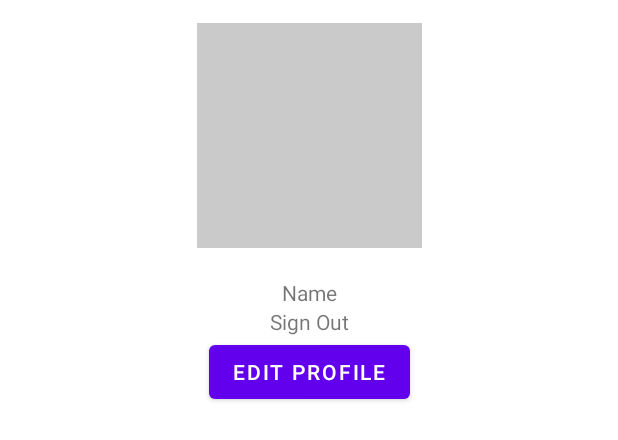
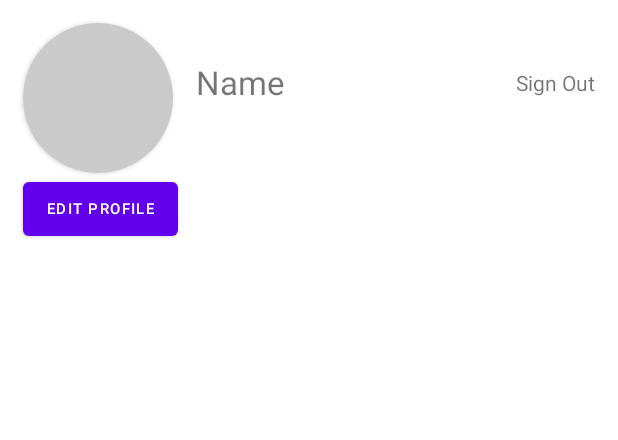
Before and after one commit to ShubhanCrypts/Project-Hore, an Android app: the layout fragment_profile.xml on its own in the app's theme, with its tools: preview values and no code run, on a phone screen of 412 x 824 dp. Shown: the top 440 px of the screen. Run offline under Robolectric (Android 15) with nearby library versions, the phone set to English and light mode, and no system bars; network calls fail.

Commit message:
edit profile commit

```diff
--- a/app/src/main/res/layout/fragment_profile.xml
+++ b/app/src/main/res/layout/fragment_profile.xml
@@ -6,17 +6,21 @@
     xmlns:app="http://schemas.android.com/apk/res-auto"
     tools:context=".ui.fragments.ProfileFragment"
     android:background="@color/cardview_light_background">
-
-    <ImageView
-        android:id="@+id/ivProfilePicture"
-        android:layout_width="150dp"
-        android:layout_height="150dp"
+    <androidx.cardview.widget.CardView
+        android:id="@+id/cardProfilePicture"
+        android:layout_width="100dp"
+        android:layout_height="100dp"
+        app:cardCornerRadius="50dp"
         android:layout_marginTop="15dp"
-        android:background="#CACACA"
+        android:layout_marginLeft="15dp"
         app:layout_constraintTop_toTopOf="parent"
-        app:layout_constraintLeft_toLeftOf="parent"
-        app:layout_constraintRight_toRightOf="parent"
-        />
+        app:layout_constraintLeft_toLeftOf="parent">
+        <ImageView
+            android:id="@+id/ivProfilePicture"
+            android:layout_width="100dp"
+            android:layout_height="100dp"
+            android:background="#CACACA"/>
+    </androidx.cardview.widget.CardView>
 
 
     <TextView
@@ -24,18 +28,20 @@
         android:gravity="center"
         android:layout_width="wrap_content"
         android:layout_height="wrap_content"
-        android:layout_marginTop="20dp"
-        app:layout_constraintTop_toBottomOf="@id/ivProfilePicture"
-        app:layout_constraintLeft_toLeftOf="parent"
-        app:layout_constraintRight_toRightOf="parent"
-        android:text="Name" />
+        android:layout_marginTop="40dp"
+        android:layout_marginLeft="15dp"
+        app:layout_constraintTop_toTopOf="parent"
+        app:layout_constraintLeft_toRightOf="@id/cardProfilePicture"
+        android:text="Name"
+        android:textSize="22dp"/>
     <TextView
         android:id="@+id/tv_Signout"
         android:gravity="center"
         android:layout_width="wrap_content"
         android:layout_height="wrap_content"
-        app:layout_constraintTop_toBottomOf="@id/displayName"
-        app:layout_constraintLeft_toLeftOf="parent"
+        android:layout_marginTop="45dp"
+        android:layout_marginRight="15dp"
+        app:layout_constraintTop_toTopOf="parent"
         app:layout_constraintRight_toRightOf="parent"
         android:text="Sign Out" />
     <Button
@@ -43,8 +49,9 @@
         android:layout_width="wrap_content"
         android:layout_height="wrap_content"
         android:text="edit Profile"
+        android:textSize="10dp"
         app:layout_constraintLeft_toLeftOf="parent"
-        app:layout_constraintRight_toRightOf="parent"
-        app:layout_constraintTop_toBottomOf="@+id/tv_Signout" />
+        android:layout_marginLeft="15dp"
+        app:layout_constraintTop_toBottomOf="@+id/cardProfilePicture" />
 
 </androidx.constraintlayout.widget.ConstraintLayout>
```
